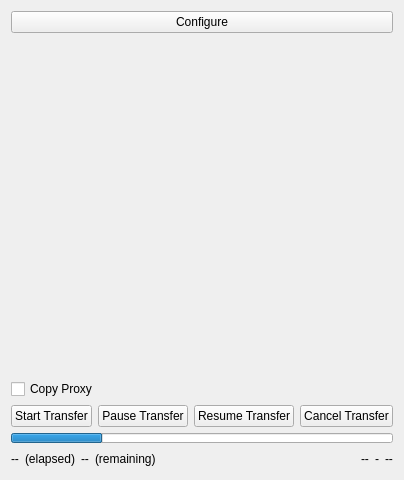
Above: Libs/UserInterfaces/SourceFunctions.ui from AltaArts/SourceTab--Prism-Plugin before the change. Below: the same form after it.
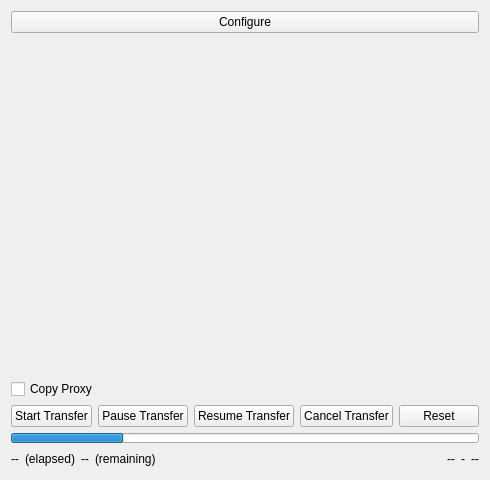
That is the form after the change.

Commit message:
Add Transfer Complete Stuff
-  This adds the initial work on a popup after the Transfer completes
- This also adds audio "beep" support

Diff of the .ui file:
```diff
--- a/Libs/UserInterfaces/SourceFunctions.ui
+++ b/Libs/UserInterfaces/SourceFunctions.ui
@@ -6,7 +6,7 @@
    <rect>
     <x>0</x>
     <y>0</y>
-    <width>330</width>
+    <width>379</width>
     <height>480</height>
    </rect>
   </property>
@@ -22,6 +22,9 @@
   <layout class="QHBoxLayout" name="horizontalLayout">
    <item>
     <widget class="QSplitter" name="splitter">
+     <property name="orientation">
+      <enum>Qt::Horizontal</enum>
+     </property>
      <widget class="QWidget" name="w_functions" native="true">
       <property name="sizePolicy">
        <sizepolicy hsizetype="Preferred" vsizetype="Preferred">
@@ -102,6 +105,13 @@
            </property>
           </widget>
          </item>
+         <item>
+          <widget class="QPushButton" name="b_transfer_reset">
+           <property name="text">
+            <string>Reset</string>
+           </property>
+          </widget>
+         </item>
         </layout>
        </item>
        <item>
```
The commit also changes 20 other files.
